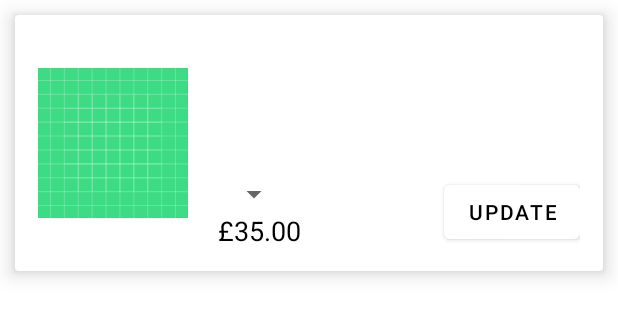
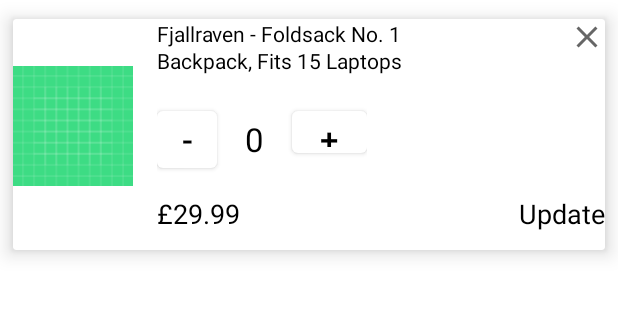
Before and after one commit to ismai117/Letmark-Store, an Android app: the layout cart_item_layout.xml on its own in the app's theme, with its tools: preview values and no code run, on a phone screen of 412 x 824 dp. Shown: the top 317 px of the screen. Run offline under Robolectric (Android 15) with nearby library versions, the phone set to English and light mode, and no system bars.

Commit message:
first commit

```diff
--- a/app/src/main/java/com/im/letmark/data/local/cart/CartDao.kt
+++ b/app/src/main/java/com/im/letmark/data/local/cart/CartDao.kt
@@ -15,6 +15,9 @@ interface CartDao {
     @Insert(onConflict = OnConflictStrategy.REPLACE)
     suspend fun insert(cartEntity: CartEntity)
 
+    @Delete
+    suspend fun delete(cartEntity: CartEntity)
+
     @Query("DELETE FROM cart_table")
     suspend fun deleteAllCart()
 
--- a/app/src/main/java/com/im/letmark/repository/Repository.kt
+++ b/app/src/main/java/com/im/letmark/repository/Repository.kt
@@ -104,6 +104,10 @@ constructor(
         cartDao.update(cartEntity)
     }
 
+    suspend fun deleteCartItem(cartEntity: CartEntity) {
+        cartDao.delete(cartEntity)
+    }
+
     suspend fun saveCustomerOrder(order: Order){
 
         productsDatabase.withTransaction {
--- a/app/src/main/java/com/im/letmark/ui/cart/CartItemInterface.kt
+++ b/app/src/main/java/com/im/letmark/ui/cart/CartItemInterface.kt
@@ -6,4 +6,6 @@ interface CartItemInterface {
 
     fun updateItem(cartEntity: CartEntity)
 
+    fun deleteItem(cartEntity: CartEntity)
+
 }
--- a/app/src/main/java/com/im/letmark/ui/cart/CartViewModel.kt
+++ b/app/src/main/java/com/im/letmark/ui/cart/CartViewModel.kt
@@ -25,7 +25,11 @@ constructor(
         repository.updateCartItem(cartEntity)
     }
 
-    fun delete() = viewModelScope.launch(Dispatchers.IO) {
+    fun delete(cartEntity: CartEntity) = runBlocking {
+        repository.deleteCartItem(cartEntity)
+    }
+
+    fun deleteAll() = viewModelScope.launch(Dispatchers.IO) {
         repository.deleteAllCart()
     }
 
--- /dev/null
+++ b/app/src/main/res/drawable/delete_item.xml
@@ -0,0 +1,10 @@
+<vector xmlns:android="http://schemas.android.com/apk/res/android"
+    android:width="24dp"
+    android:height="24dp"
+    android:viewportWidth="24"
+    android:viewportHeight="24"
+    android:tint="?attr/colorControlNormal">
+  <path
+      android:fillColor="@android:color/white"
+      android:pathData="M19,6.41L17.59,5 12,10.59 6.41,5 5,6.41 10.59,12 5,17.59 6.41,19 12,13.41 17.59,19 19,17.59 13.41,12z"/>
+</vector>
--- a/app/src/main/res/layout/cart_item_layout.xml
+++ b/app/src/main/res/layout/cart_item_layout.xml
@@ -1,70 +1,111 @@
 <?xml version="1.0" encoding="utf-8"?>
 <androidx.cardview.widget.CardView xmlns:android="http://schemas.android.com/apk/res/android"
+    xmlns:app="http://schemas.android.com/apk/res-auto"
     xmlns:tools="http://schemas.android.com/tools"
     android:layout_width="match_parent"
     android:layout_height="wrap_content"
-    xmlns:app="http://schemas.android.com/apk/res-auto"
-    app:cardElevation="8dp"
-    android:layout_margin="10dp">
+    app:cardUseCompatPadding="true"
+    app:cardElevation="8dp">
 
     <androidx.constraintlayout.widget.ConstraintLayout
         android:layout_width="match_parent"
-    android:layout_height="140dp"
-    android:layout_margin="15dp">
+        android:paddingBottom="12dp"
+        android:layout_height="wrap_content">
 
+        <ImageView
+            android:id="@+id/delete_item"
+            android:layout_width="wrap_content"
+            android:layout_height="wrap_content"
+            android:layout_gravity="right"
+            android:src="@drawable/delete_item"
+            android:textSize="22sp"
+            app:layout_constraintEnd_toEndOf="parent"
+            app:layout_constraintTop_toTopOf="parent" />
 
         <ImageView
             android:id="@+id/cart_itemImage"
-        android:layout_width="100dp"
-        android:layout_height="120dp"
+            android:layout_width="80dp"
+            android:layout_height="80dp"
             android:src="@drawable/ic_launcher_background"
             app:layout_constraintBottom_toBottomOf="parent"
             app:layout_constraintStart_toStartOf="parent"
             app:layout_constraintTop_toTopOf="parent" />
 
         <TextView
-        android:lineSpacingExtra="2sp"
-        android:textColor="@color/black"
             android:id="@+id/cart_itemName"
             android:layout_width="wrap_content"
             android:layout_height="wrap_content"
-        android:layout_marginStart="12dp"
-        android:maxWidth="240dp"
+            android:layout_marginStart="16dp"
+            android:lineSpacingExtra="2sp"
+            android:maxWidth="220dp"
+            android:text="Fjallraven - Foldsack No. 1 Backpack, Fits 15 Laptops"
+            android:textColor="@color/black"
             android:textSize="14sp"
             app:layout_constraintStart_toEndOf="@+id/cart_itemImage"
             app:layout_constraintTop_toTopOf="parent" />
 
-    <Spinner
-        android:id="@+id/quantity_spinner"
+        <LinearLayout
+            android:layout_marginTop="18dp"
+            android:layout_marginStart="16dp"
+            android:id="@+id/qty_layout"
             android:layout_width="wrap_content"
             android:layout_height="wrap_content"
-        android:layout_marginStart="20dp"
-        android:layout_marginBottom="24dp"
-        app:layout_constraintBottom_toBottomOf="parent"
-        app:layout_constraintStart_toEndOf="@+id/cart_itemImage" />
+            android:orientation="horizontal"
+            app:layout_constraintStart_toEndOf="@+id/cart_itemImage"
+            app:layout_constraintTop_toBottomOf="@+id/cart_itemName">
+
 
             <Button
-        android:id="@+id/cart_updateQty"
+                android:id="@+id/decreaseQty_btn"
+                android:layout_width="40dp"
+                android:layout_height="50dp"
+                android:text="-"
+                android:textColor="@color/black"
+                android:textSize="22sp" />
+
+            <TextView
+                android:gravity="center"
+                android:id="@+id/itemQty_Value"
+                android:layout_width="50dp"
+                android:layout_height="40dp"
+                android:text="0"
+                android:textColor="@color/black"
+                android:textSize="22sp" />
+
+            <Button
+                android:id="@+id/increaseQty_btn"
+                android:layout_width="50dp"
+                android:layout_height="40dp"
+                android:text="+"
+                android:textColor="@color/black"
+                android:textSize="22sp" />
+
+
+        </LinearLayout>
+
+        <TextView
+            android:layout_marginTop="12dp"
+            android:id="@+id/cart_itemPrice"
+            android:layout_width="wrap_content"
+            android:layout_height="wrap_content"
+            android:layout_marginStart="16dp"
+            android:text="£29.99"
+            android:textColor="@color/black"
+            android:textColorHint="@color/black"
+            android:textSize="18sp"
+            app:layout_constraintBottom_toBottomOf="parent"
+            app:layout_constraintStart_toEndOf="@+id/cart_itemImage"
+            app:layout_constraintTop_toBottomOf="@+id/qty_layout" />
+
+        <TextView
+            android:textColor="@color/black"
+            android:id="@+id/update_cart"
             android:layout_width="wrap_content"
             android:layout_height="wrap_content"
             android:text="Update"
-        android:textColor="@color/black"
-        android:textSize="14sp"
+            android:textSize="18sp"
             app:layout_constraintBottom_toBottomOf="parent"
             app:layout_constraintEnd_toEndOf="parent" />
-
-    <TextView
-        android:id="@+id/cart_itemPrice"
-        android:layout_width="wrap_content"
-        android:layout_height="wrap_content"
-        android:layout_marginStart="20dp"
-        android:text="£35.00"
-        android:textColor="@color/black"
-        android:textSize="18sp"
-        app:layout_constraintBottom_toBottomOf="parent"
-        app:layout_constraintStart_toEndOf="@+id/cart_itemImage"
-        app:layout_constraintTop_toBottomOf="@+id/quantity_spinner"
-        app:layout_constraintVertical_bias="0.2" />
 
     </androidx.constraintlayout.widget.ConstraintLayout>
 
```
Also changed, not shown: app/src/main/java/com/im/letmark/ui/cart/CartAdapter.kt (+48 -70 lines), app/src/main/java/com/im/letmark/ui/cart/CartFragment.kt (+9 -2 lines), app/src/main/res/drawable/detail_btn_border.xml (added, +9 -0 lines), app/src/main/res/layout/checkout_cart_item_layout.xml (+6 -5 lines), app/src/main/res/layout/fragment_detail.xml (+43 -22 lines). Lines whose indentation alone changed are shown as unchanged.
